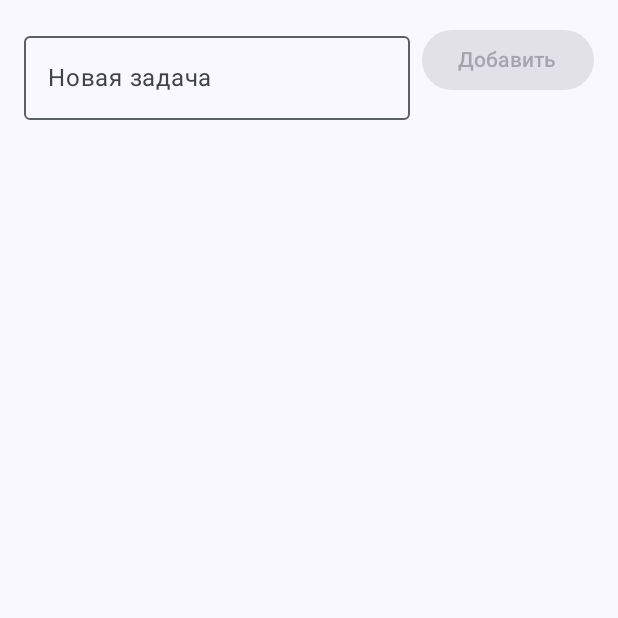
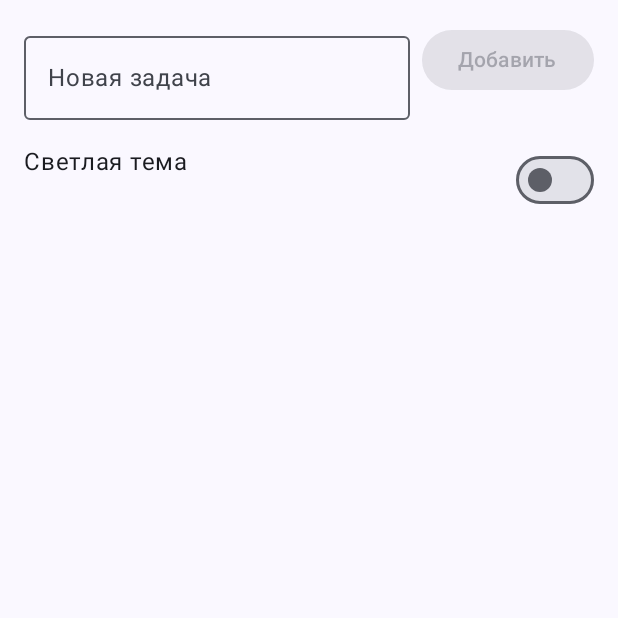
Before and after one commit to Norjexik/TodoApp, an Android app built with Jetpack Compose: the screen it shows after launch (MainActivity), on a phone screen of 412 x 824 dp, the top half of it. Run offline under Robolectric (Android 15) with nearby library versions, the phone set to English and light mode, and no system bars.

Commit message:
feat: implement theme persistence with ThemeRepository
- Created ThemeRepository to manage dark/light theme state using DataStore
- Updated TodoViewModel to support theme state via injected ThemeRepository
- In MainActivity, subscribed to theme flow and passed value to TodoAppTheme

```diff
--- a/app/build.gradle.kts
+++ b/app/build.gradle.kts
@@ -40,9 +40,7 @@ android {
 }
 
 dependencies {
-
-    implementation("androidx.datastore:datastore-preferences:1.1.7")
-
+    implementation(libs.androidx.datastore.preferences)
     implementation(libs.androidx.viewmodel.compose)
     implementation(libs.androidx.core.ktx)
     implementation(libs.androidx.lifecycle.runtime.ktx)
--- a/app/src/main/java/com/example/todoapp/MainActivity.kt
+++ b/app/src/main/java/com/example/todoapp/MainActivity.kt
@@ -3,14 +3,24 @@ package com.example.todoapp
 import android.os.Bundle
 import androidx.activity.ComponentActivity
 import androidx.activity.compose.setContent
+import androidx.compose.runtime.collectAsState
+import androidx.compose.runtime.getValue
+import com.example.todoapp.data.ThemeRepository
 import com.example.todoapp.data.TodoRepository
+import com.example.todoapp.ui.TodoScreen
+import com.example.todoapp.ui.theme.TodoAppTheme
 
 class MainActivity : ComponentActivity() {
     override fun onCreate(savedInstanceState: Bundle?) {
         super.onCreate(savedInstanceState)
         setContent {
-            val repository = TodoRepository(context = this)
-            TodoApp(repository = repository)
+            val context = this
+            val todoRepository = TodoRepository(context)
+            val themeRepository = ThemeRepository(context)
+                TodoApp(
+                    repository = todoRepository,
+                    themeRepository = themeRepository
+                )
         }
     }
 }
--- a/app/src/main/java/com/example/todoapp/TodoApp.kt
+++ b/app/src/main/java/com/example/todoapp/TodoApp.kt
@@ -3,15 +3,25 @@ package com.example.todoapp
 import androidx.compose.material3.MaterialTheme
 import androidx.compose.material3.Surface
 import androidx.compose.runtime.Composable
+import androidx.compose.runtime.collectAsState
+import androidx.compose.runtime.getValue
+import com.example.todoapp.data.ThemeRepository
 import com.example.todoapp.data.TodoRepository
 import com.example.todoapp.ui.TodoScreen
 import com.example.todoapp.ui.theme.TodoAppTheme
 
 @Composable
-fun TodoApp(repository: TodoRepository) {
-    TodoAppTheme {
+fun TodoApp(
+    repository: TodoRepository,
+    themeRepository: ThemeRepository,
+) {
+    val isDarkTheme by themeRepository.isDarkTheme.collectAsState(false)
+    TodoAppTheme(darkTheme = isDarkTheme) {
         Surface(color = MaterialTheme.colorScheme.background){
-            TodoScreen(repository = repository)
+            TodoScreen(
+                repository = repository,
+                themeRepository = themeRepository
+            )
         }
     }
 }
--- /dev/null
+++ b/app/src/main/java/com/example/todoapp/data/ThemeRepository.kt
@@ -0,0 +1,28 @@
+package com.example.todoapp.data
+
+import android.content.Context
+import androidx.datastore.core.DataStore
+import androidx.datastore.preferences.core.Preferences
+import androidx.datastore.preferences.core.booleanPreferencesKey
+import androidx.datastore.preferences.core.edit
+import androidx.datastore.preferences.preferencesDataStore
+import kotlinx.coroutines.flow.Flow
+import kotlinx.coroutines.flow.map
+
+val Context.themeDataStore: DataStore<Preferences> by preferencesDataStore(name = "theme_settings")
+
+class ThemeRepository(context: Context) {
+    private val dataSore = context.themeDataStore
+
+    private val KEY_THEME = booleanPreferencesKey("dark_theme")
+
+    val isDarkTheme: Flow<Boolean> = dataSore.data.map { preferences ->
+        preferences[KEY_THEME] ?: false
+    }
+
+    suspend fun setDarkTheme(enabled: Boolean){
+        dataSore.edit { preferences ->
+            preferences[KEY_THEME] = enabled
+        }
+    }
+}
--- a/app/src/main/java/com/example/todoapp/ui/TodoScreen.kt
+++ b/app/src/main/java/com/example/todoapp/ui/TodoScreen.kt
@@ -11,8 +11,10 @@ import androidx.compose.foundation.lazy.LazyColumn
 import androidx.compose.foundation.lazy.items
 import androidx.compose.material3.Button
 import androidx.compose.material3.OutlinedTextField
+import androidx.compose.material3.Switch
 import androidx.compose.material3.Text
 import androidx.compose.runtime.Composable
+import androidx.compose.runtime.collectAsState
 import androidx.compose.runtime.getValue
 import androidx.compose.runtime.mutableStateOf
 import androidx.compose.runtime.remember
@@ -21,21 +23,26 @@ import androidx.compose.ui.Modifier
 import androidx.compose.ui.unit.dp
 import androidx.lifecycle.ViewModel
 import androidx.lifecycle.ViewModelProvider
+import androidx.lifecycle.viewmodel.compose.viewModel
+import com.example.todoapp.data.ThemeRepository
+import com.example.todoapp.data.TodoRepository
 import com.example.todoapp.ui.component.TodoItemCard
 import com.example.todoapp.viewmodel.TodoViewModel
-import androidx.lifecycle.viewmodel.compose.viewModel
-import com.example.todoapp.data.TodoRepository
 
 @Composable
-fun TodoScreen(repository: TodoRepository) {
+fun TodoScreen(
+    repository: TodoRepository,
+    themeRepository: ThemeRepository
+) {
     val viewModel: TodoViewModel = viewModel(factory = object : ViewModelProvider.Factory {
         @Suppress("UNCHECKED_CAST")
         override fun <T : ViewModel> create(modelClass: Class<T>): T {
-            return TodoViewModel(repository) as T
+            return TodoViewModel(repository, themeRepository) as T
         }
     })
     var title by remember { mutableStateOf("") }
     val todos by viewModel.todos
+    val isDarkTheme = viewModel.isDarkTheme
 
     Column(
         modifier = Modifier
@@ -65,6 +72,17 @@ fun TodoScreen(repository: TodoRepository) {
         }
         Spacer(modifier = Modifier.height(16.dp))
 
+        Row {
+            Text(
+                text = if(isDarkTheme)"Тёмная тема" else "Светлая тема",
+                modifier = Modifier.weight(1f)
+            )
+            Switch(
+                checked = isDarkTheme,
+                onCheckedChange = { viewModel.setDarkTheme(it)}
+            )
+        }
+
         LazyColumn {
             items(
                 items = todos,
--- a/app/src/main/java/com/example/todoapp/ui/theme/Theme.kt
+++ b/app/src/main/java/com/example/todoapp/ui/theme/Theme.kt
@@ -1,6 +1,5 @@
 package com.example.todoapp.ui.theme
 
-import android.app.Activity
 import android.os.Build
 import androidx.compose.foundation.isSystemInDarkTheme
 import androidx.compose.material3.MaterialTheme
--- a/app/src/main/java/com/example/todoapp/viewmodel/TodoViewModel.kt
+++ b/app/src/main/java/com/example/todoapp/viewmodel/TodoViewModel.kt
@@ -1,26 +1,46 @@
 package com.example.todoapp.viewmodel
 
+import androidx.compose.runtime.getValue
 import androidx.compose.runtime.mutableStateOf
 import androidx.lifecycle.ViewModel
 import androidx.lifecycle.viewModelScope
+import com.example.todoapp.data.ThemeRepository
 import com.example.todoapp.data.TodoRepository
 import com.example.todoapp.model.TodoItem
+import kotlinx.coroutines.flow.Flow
 import kotlinx.coroutines.launch
 
 
 class TodoViewModel(
-    private val repository: TodoRepository
+    private val repository: TodoRepository,
+    private val themeRepository: ThemeRepository
 ) : ViewModel() {
     var todos = mutableStateOf<List<TodoItem>>(emptyList())
         private set
+    private val _isDarkTheme = mutableStateOf(false)
+    val isDarkTheme: Boolean by _isDarkTheme
 
     init {
+        viewModelScope.launch {
+            themeRepository.isDarkTheme.collect { dark ->
+                _isDarkTheme.value = dark
+            }
+        }
+
         viewModelScope.launch {
             repository.todos.collect { loadedTodos ->
                 todos.value = loadedTodos
             }
         }
     }
+
+    fun setDarkTheme(enabled: Boolean) {
+        _isDarkTheme.value = enabled
+        viewModelScope.launch {
+            themeRepository.setDarkTheme(enabled)
+        }
+    }
+
     fun addTodo(title: String) {
         val newId = if (todos.value.isEmpty()) 0 else todos.value.maxOf { it.id } + 1
         val newTodo = TodoItem(id = newId, title = title, isDone = false)
--- a/gradle/libs.versions.toml
+++ b/gradle/libs.versions.toml
@@ -8,8 +8,10 @@ espressoCore = "3.7.0"
 lifecycleRuntimeKtx = "2.9.3"
 activityCompose = "1.10.1"
 composeBom = "2025.08.01"
+dataStore = "1.1.7"
 
 [libraries]
+androidx-datastore-preferences = { group = "androidx.datastore", name = "datastore-preferences", version.ref = "dataStore"}
 androidx-core-ktx = { group = "androidx.core", name = "core-ktx", version.ref = "coreKtx" }
 junit = { group = "junit", name = "junit", version.ref = "junit" }
 androidx-junit = { group = "androidx.test.ext", name = "junit", version.ref = "junitVersion" }
```
